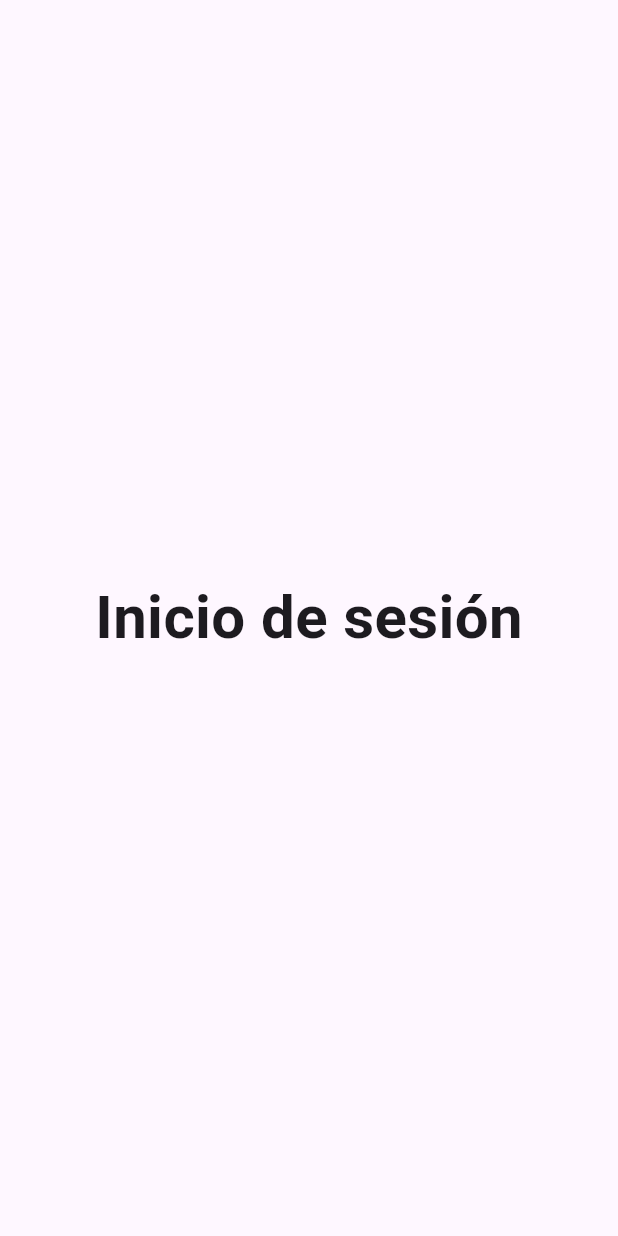
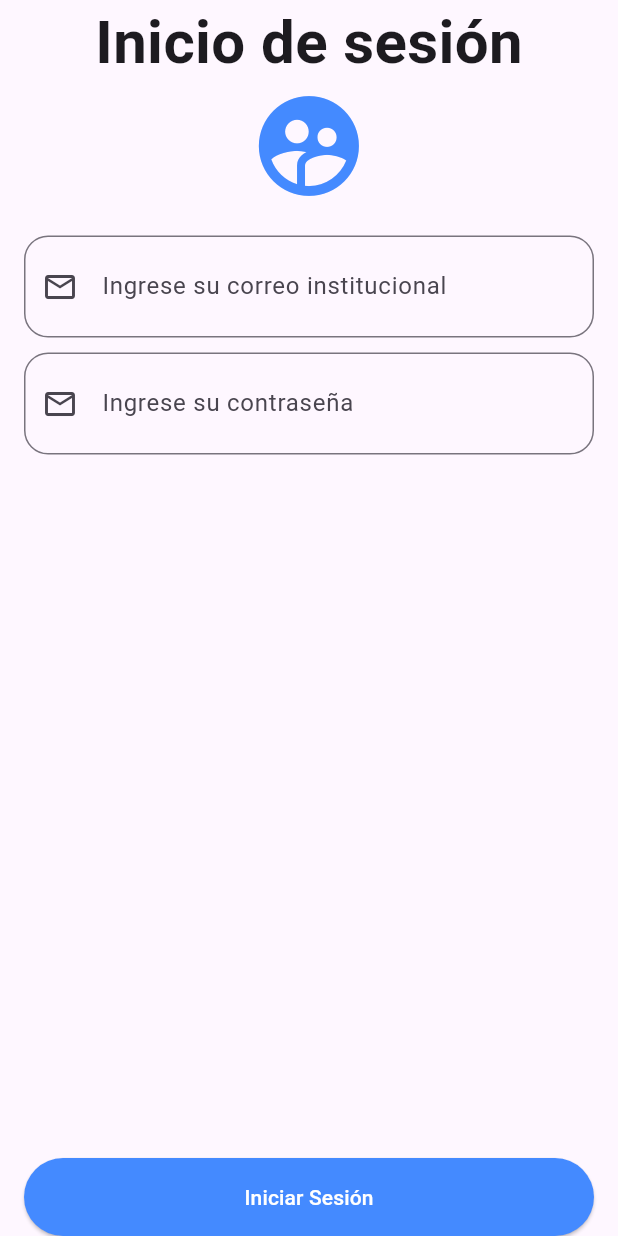
Before and after one commit to Bryan01Cruz/Tareas-Lenguajes-Programacion, a Flutter app: the screen it shows after launch, on a phone screen of 412 x 824 dp. Run offline on Flutter 3.47's test engine with Material 3 defaults, Android fonts, the phone set to English and light mode, and no system bars; our stand-ins replace go_router.

Commit message:
Creando el textfield personalizado

```diff
--- a/tarea_login/lib/views/login_page.dart
+++ b/tarea_login/lib/views/login_page.dart
@@ -1,11 +1,14 @@
 import 'package:flutter/material.dart';
+import 'package:flutter/services.dart';
+import 'package:go_router/go_router.dart';
+import 'package:tarea_login/widgets/textfield.dart';
 //import 'package:go_router/go_router.dart';
 
 class LoginPage extends StatelessWidget {
   LoginPage({super.key});
 
-  //final ControlUsuario = TextEditingController();
-  //final ControlContraseña = TextEditingController();
+  final ControlUsuario = TextEditingController();
+  final ControlContrasena = TextEditingController();
 
   @override
   Widget build(BuildContext context) {
@@ -16,9 +19,85 @@ class LoginPage extends StatelessWidget {
           child: Center(
             child: Column(
               mainAxisAlignment: MainAxisAlignment.center,
-              crossAxisAlignment: CrossAxisAlignment.center,
+              //crossAxisAlignment: CrossAxisAlignment.center,
               children: [
-                Text('Inicio de sesión', style: TextStyle(fontSize: 40, fontWeight: FontWeight.bold),)
+                Text('Inicio de sesión',
+                style: TextStyle(fontSize: 40, fontWeight: FontWeight.bold),
+                ),
+                Icon(Icons.supervised_user_circle, size: 80.0,color: Colors.blueAccent,),
+                SizedBox(height: 20,),
+                TextfieldPropio(
+                  controller: ControlUsuario,
+                  KeyboardType: TextInputType.visiblePassword,
+                  borderRadius: BorderRadius.circular(16),
+                  label: 'Ingrese su correo institucional',
+                  hintText: 'Correo institucional',
+                  contentPadding: EdgeInsets.all(22),
+                  prefixIcon: Icon(Icons.email_outlined),
+                  ),
+                SizedBox(height: 10),
+                TextfieldPropio(
+                  controller: ControlContrasena,
+                  KeyboardType: TextInputType.visiblePassword,
+                  borderRadius: BorderRadius.circular(16),
+                  label: 'Ingrese su contraseña',
+                  hintText: 'Contraseña',
+                  contentPadding: EdgeInsets.all(22),
+                  prefixIcon: Icon(Icons.email_outlined),
+                ),
+                Spacer(),
+                SizedBox(
+                width: double.infinity,
+                child: ElevatedButton(
+                  style: ElevatedButton.styleFrom(
+                    backgroundColor: Colors.blueAccent,
+                    foregroundColor: Colors.white,
+                    padding: EdgeInsets.all(16),
+                  ),
+                  onPressed: () {
+                    if (ControlUsuario.text.isEmpty ||
+                        ControlContrasena.text.isEmpty) {
+                      showDialog(
+                        context: context,
+                        builder: (context) {
+                          return AlertDialog(
+                            title: Text('Observación'),
+                            content: Text(
+                              'El usuario o contraseña no pueden estar vacíos',
+                            ),
+                            actions: [
+                              TextButton(
+                                onPressed: () {
+                                  // Navigator.of(context).pop();
+                                  context.pop();
+                                },
+                                child: Text('Entiendo'),
+                              ),
+                            ],
+                          );
+                        },
+                      );
+
+                      return;
+                    }
+
+                    if (!ControlContrasena.text.contains('@unah.hn')) {
+                      ScaffoldMessenger.of(context).showSnackBar(
+                        SnackBar(
+                          backgroundColor: Colors.blueAccent,
+                          action: SnackBarAction(
+                            label: 'Cerrar',
+                            onPressed: () {},
+                          ),
+                          content: Text('El correo no es válido'),
+                        ),
+                      );
+                      return;
+                    }
+                    context.push('/home');
+                  },
+                  child: const Text('Iniciar Sesión'),
+                ),)
               ],
             ),
           ),
--- /dev/null
+++ b/tarea_login/lib/widgets/textfield.dart
@@ -0,0 +1,42 @@
+import 'package:flutter/material.dart';
+
+class TextfieldPropio extends StatelessWidget {
+  const TextfieldPropio({super.key, required this.controller, required this.KeyboardType, required this.borderRadius,required this.label, this.hintText, this.prefixIcon,this.contentPadding, this.obscureText});
+
+  final TextEditingController controller;
+  final TextInputType KeyboardType;
+  final BorderRadius borderRadius;
+  final String label;
+  final String? hintText;
+  final Icon? prefixIcon;
+  final EdgeInsetsGeometry? contentPadding;
+  final bool? obscureText;
+
+  final bool VerOcultar = false;
+
+  @override
+  Widget build(BuildContext context) {
+    return TextField(
+      controller: controller,
+      keyboardType: KeyboardType,
+      decoration: InputDecoration(
+        border: OutlineInputBorder(
+          borderRadius: borderRadius,
+        ),
+      contentPadding: contentPadding,
+      label: Text(label),
+      hintText: hintText,
+      prefixIcon: prefixIcon,
+      suffixIcon: VerOcultar == true ? IconButton(
+        icon: Icon(VerOcultar ? Icons.visibility : Icons.visibility_off),
+        onPressed: () {},
+        ):null,
+      ),
+      //leading: Icon(icon),
+      //trailing: Icon(iconTrailing),
+      //subtitle: subtitle != null ? Text(subtitle!) : null,
+      //title: Text(title, style: TextStyle(fontWeight: FontWeight.w400)),
+      //onTap: click,
+    );
+  }
+}
```
